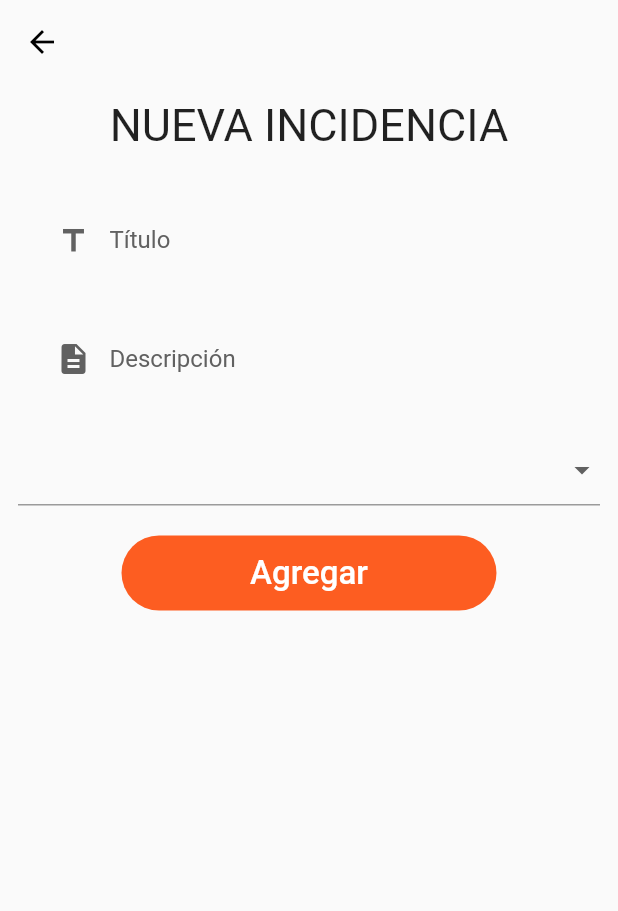
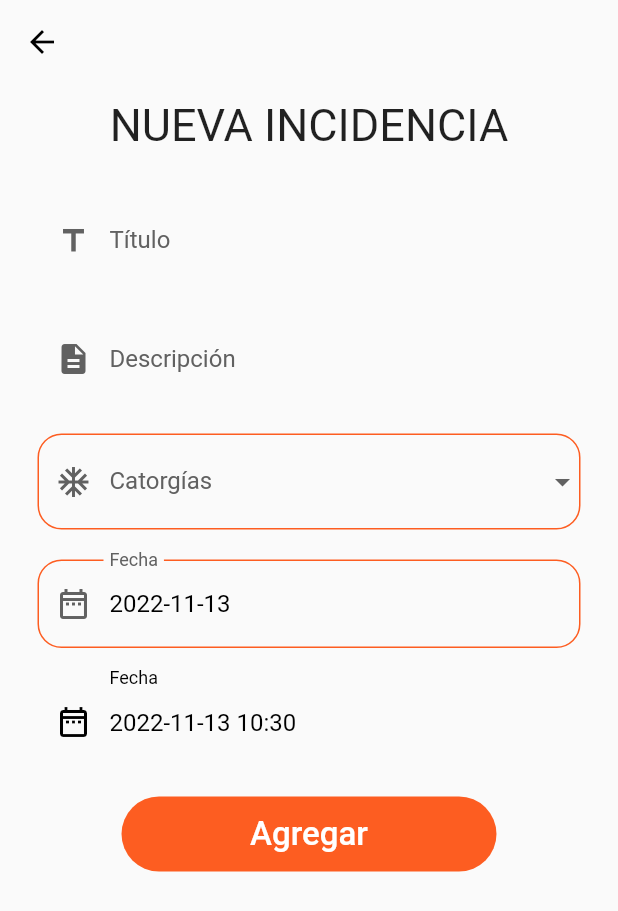
Before and after one commit to Bruno191927/owlGuardianApp, a Flutter app: the IncidencePage screen opened by its route, on a phone screen of 412 x 824 dp. Shown: the top 911 px of the screen. Run offline on Flutter 3.47's test engine with Material 2 defaults, Android fonts, the phone set to English and light mode, and no system bars; our stand-ins replace after_layout, dio, flutter_cache_manager, flutter_secure_storage, geolocator, google_maps_flutter and 1 more; accounts and stored records are empty.

Commit message:
feat: :art: Incident Page
Se agregó el campo TimePicker

```diff
--- /dev/null
+++ b/lib/presentation/core/shared_widgets/custom_datetimebutton_widget.dart
@@ -0,0 +1,72 @@
+import 'package:flutter/material.dart';
+import 'package:hackathon_app/presentation/core/colors/app_colors.dart';
+
+class CustomDateTimeButton extends StatefulWidget {
+  final double margin;
+  final TextEditingController? controller;
+  final String? initialValue;
+  final String text;
+  final VoidCallback? onTap;
+  const CustomDateTimeButton(
+      {Key? key,
+      this.margin = 15.0,
+      this.controller,
+      this.initialValue,
+      this.text = "",
+      this.onTap})
+      : super(key: key);
+
+  @override
+  State<CustomDateTimeButton> createState() => _CustomDateTimeButtonState();
+}
+
+class _CustomDateTimeButtonState extends State<CustomDateTimeButton> {
+  DateTime _datetime = DateTime.now();
+
+  @override
+  Widget build(BuildContext context) {
+    return Container(
+        margin: EdgeInsets.symmetric(horizontal: widget.margin),
+        child: TextFormField(
+          controller: widget.controller,
+          initialValue: widget.initialValue,
+          decoration: InputDecoration(
+            labelText: widget.text,
+            labelStyle: TextStyle(color: AppColors.grey),
+            prefixIcon: Icon(Icons.date_range_outlined, color: AppColors.grey),
+            errorBorder: OutlineInputBorder(
+                borderSide: BorderSide(color: AppColors.red),
+                borderRadius: BorderRadius.circular(16.0)),
+            focusedBorder: OutlineInputBorder(
+                borderSide: BorderSide(color: AppColors.orange),
+                borderRadius: BorderRadius.circular(16.0)),
+            enabledBorder: OutlineInputBorder(
+                borderSide: BorderSide(color: AppColors.orange),
+                borderRadius: BorderRadius.circular(16.0)),
+          ),
+          keyboardType: TextInputType.none,
+          style: TextStyle(color: AppColors.black),
+          onTap: widget.onTap,
+        ));
+  }
+
+  Future pickDateTime() async {
+    DateTime? date = await pickDate();
+    if (date == null) return;
+    // TimeOfDay? time = await pickTime();
+    // if (time == null) return;
+    // return DateTime(date.year, date.month, date.day, time.hour, time.minute);
+    return DateTime(date.year, date.month, date.day);
+    // setState(() => _datetime = dateTime);
+  }
+
+  Future<DateTime?> pickDate() => showDatePicker(
+      context: context,
+      initialDate: _datetime,
+      firstDate: DateTime(1900),
+      lastDate: DateTime(2100));
+
+  Future<TimeOfDay?> pickTime() => showTimePicker(
+      context: context,
+      initialTime: TimeOfDay(hour: _datetime.hour, minute: _datetime.minute));
+}
--- a/lib/presentation/core/shared_widgets/custom_dropdownbutton_widget.dart
+++ b/lib/presentation/core/shared_widgets/custom_dropdownbutton_widget.dart
@@ -5,15 +5,11 @@ class CustomDropDownButton extends StatelessWidget {
   final double margin;
   final List<String> items;
   final String text;
-  final Color textFormColor;
-  final Color borderColor;
   const CustomDropDownButton({
     Key? key,
-    this.margin = 2.0,
+    this.margin = 15.0,
     required this.items,
     this.text = "",
-    this.textFormColor = Colors.white70,
-    this.borderColor = Colors.white70,
   }) : super(key: key);
 
   @override
@@ -24,22 +20,16 @@ class CustomDropDownButton extends StatelessWidget {
           child: DropdownButtonFormField(
             items: items.map(buildMenuItem).toList(),
             onChanged: (value) {},
-            // decoration: InputDecoration(
-            //     labelText: text,
-            //     labelStyle: TextStyle(color: textFormColor),
-            //     prefixIcon:
-            //         Icon(Icons.keyboard_arrow_down, color: textFormColor),
-            //     errorBorder: OutlineInputBorder(
-            //         borderSide: BorderSide(color: AppColors.red),
-            //         borderRadius: BorderRadius.circular(16.0)),
-            //     focusedBorder: OutlineInputBorder(
-            //         borderSide: BorderSide(color: borderColor),
-            //         borderRadius: BorderRadius.circular(16.0)),
-            //     focusedErrorBorder: OutlineInputBorder(
-            //         borderSide: BorderSide(color: AppColors.red),
-            //         borderRadius: BorderRadius.circular(16.0)),
-            //     enabledBorder: OutlineInputBorder(
-            //         borderSide: BorderSide(color: AppColors.transparent))),
+            decoration: InputDecoration(
+                labelText: text,
+                labelStyle: TextStyle(color: AppColors.grey),
+                prefixIcon: Icon(Icons.ac_unit, color: AppColors.grey),
+                errorBorder: OutlineInputBorder(
+                    borderSide: BorderSide(color: AppColors.red),
+                    borderRadius: BorderRadius.circular(16.0)),
+                enabledBorder: OutlineInputBorder(
+                    borderSide: BorderSide(color: AppColors.orange),
+                    borderRadius: BorderRadius.circular(16.0))),
             isExpanded: true,
           ),
         ));
--- a/lib/presentation/views/pages/incidence/incidence_controller.dart
+++ b/lib/presentation/views/pages/incidence/incidence_controller.dart
@@ -2,9 +2,24 @@ import 'package:flutter/material.dart';
 
 class IncidenceController {
   BuildContext? context;
+  final String initialValue = "";
   IncidenceController({this.context});
 
   void init({required BuildContext context}) {
     this.context = context;
   }
+
+  Future<DateTime?> pickDate(context, DateTime dateTime) async {
+    DateTime? date = await showDatePicker(
+        context: context,
+        initialDate: dateTime,
+        firstDate: DateTime(1900),
+        lastDate: DateTime(2100));
+    if (date == null) return dateTime;
+    return date;
+  }
+
+  // Future<TimeOfDay?> pickTime(context) => showTimePicker(
+  //     context: context,
+  //     initialTime: TimeOfDay(hour: dateTime.hour, minute: dateTime.minute));
 }
--- a/lib/presentation/views/pages/incidence/incidence_page.dart
+++ b/lib/presentation/views/pages/incidence/incidence_page.dart
@@ -1,8 +1,10 @@
 import 'package:flutter/material.dart';
 import 'package:hackathon_app/presentation/core/colors/app_colors.dart';
+import 'package:hackathon_app/presentation/core/shared_widgets/custom_datetimebutton_widget.dart';
 import 'package:hackathon_app/presentation/core/shared_widgets/custom_dropdownbutton_widget.dart';
 import 'package:hackathon_app/presentation/core/shared_widgets/custom_elevatedbutton_widget.dart';
 import 'package:hackathon_app/presentation/core/shared_widgets/custom_textfieldform_widget.dart';
+import 'package:hackathon_app/presentation/views/pages/incidence/incidence_controller.dart';
 
 class IncidencePage extends StatefulWidget {
   static const routeName = "incidence";
@@ -13,13 +15,21 @@ class IncidencePage extends StatefulWidget {
 }
 
 class _IncidencePageState extends State<IncidencePage> {
+  final IncidenceController _incidenceController = IncidenceController();
+  late DateTime _datetime;
   final _categoryItems = [
-    'Muy ligera',
-    'Ligera',
-    'Regular',
-    'Activa',
-    'Muy Activa'
+    'Denuncia pública',
+    'Disturbios',
+    'Homicidios',
+    'Obras inconclusas'
   ];
+
+  @override
+  void initState() {
+    super.initState();
+    _incidenceController.init(context: context);
+    _datetime = DateTime.now();
+  }
 
   @override
   Widget build(BuildContext context) {
@@ -56,14 +66,36 @@ class _IncidencePageState extends State<IncidencePage> {
                   borderColor: AppColors.orange,
                 ),
                 const SizedBox(height: 20.0),
-                CustomDropDownButton(items: _categoryItems),
+                CustomDropDownButton(
+                  items: _categoryItems,
+                  text: "Catorgías",
+                ),
+                const SizedBox(height: 20.0),
+                CustomDateTimeButton(
+                    initialValue:
+                        "${_datetime.year}-${_datetime.month}-${_datetime.day}",
+                    text: "Fecha",
+                    onTap: () async {
+                      final _curreDateTime = await _incidenceController
+                          .pickDate(context, _datetime);
+                      setState(() => _datetime = _curreDateTime!);
+                    }),
+                const SizedBox(height: 20.0),
+                CustomTextFieldForm(
+                  text: "Fecha",
+                  icon: Icons.date_range_outlined,
+                  inputType: TextInputType.datetime,
+                  textColor: AppColors.black,
+                  textFormColor: AppColors.black,
+                  borderColor: AppColors.orange,
+                ),
                 const SizedBox(height: 20.0),
                 CustomElevatedButton(
                   text: "Agregar",
                   onPressed: () {},
                   buttonColor: AppColors.orange,
                   textColor: AppColors.white,
-                )
+                ),
               ],
             ),
           )),
```
